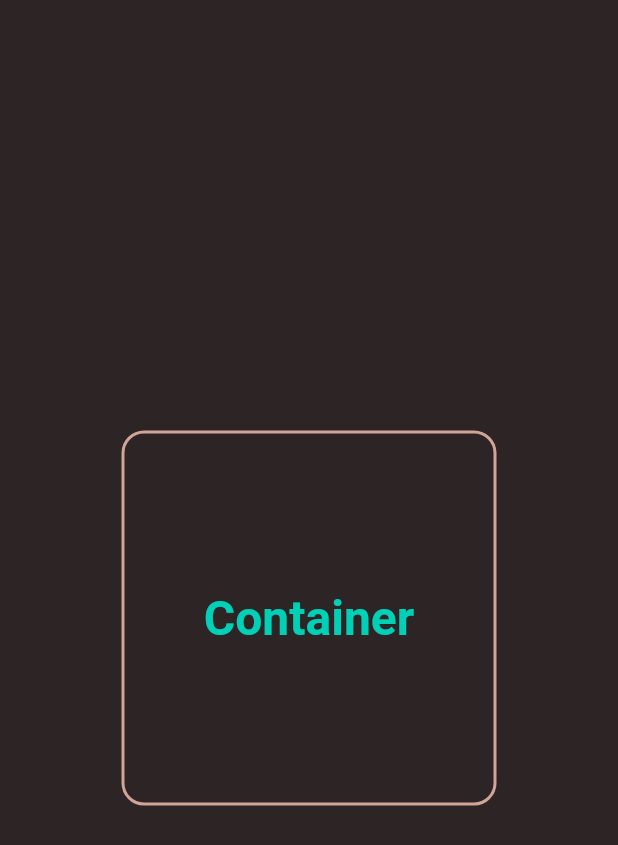
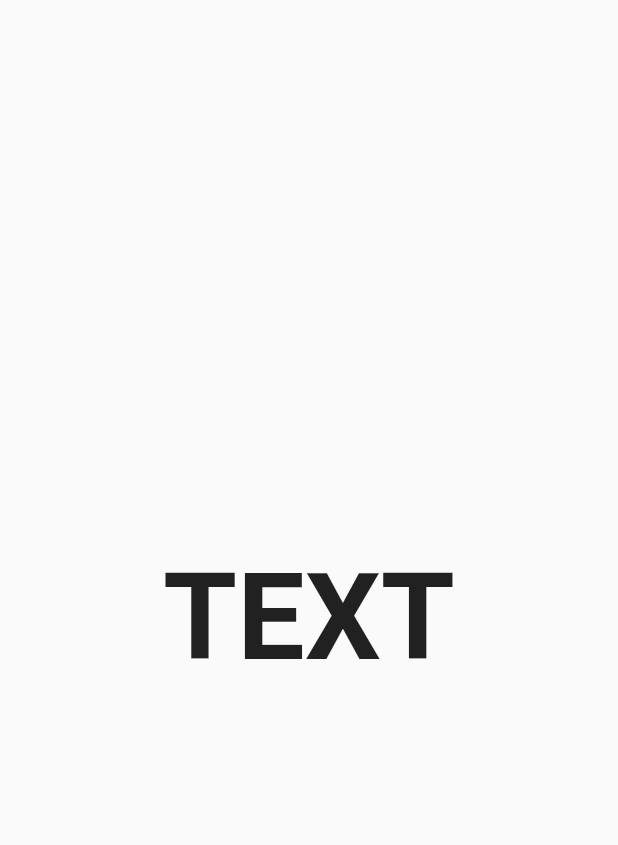
Before and after one commit to zobair/FlutterWidgets, a Flutter app: the screen it shows after launch, on a phone screen of 412 x 824 dp. Shown: the top 845 px of the screen. Run offline on Flutter 3.47's test engine with Material 2 defaults, Android fonts, the light colour scheme and no system bars.

Commit message:
text widget

```diff
--- a/lib/main.dart
+++ b/lib/main.dart
@@ -15,35 +15,21 @@ class MyApp extends StatelessWidget {
       theme: ThemeData(
         primarySwatch: Colors.blue,
       ),
-      home: ContainerWidget(),
+      home: TextWidget(),
     );
   }
 }
 
-class ContainerWidget extends StatelessWidget {
-  const ContainerWidget({Key? key}) : super(key: key);
+class TextWidget extends StatelessWidget {
+  const TextWidget({Key? key}) : super(key: key);
 
   @override
   Widget build(BuildContext context) {
     return Scaffold(
-      backgroundColor: Color(0xFF2d2425),
       body: Center(
-        child: Container(
-          width: 250.0,
-          height: 250.0,
-          decoration: BoxDecoration(
-            color: Color(0xFF2d2425),
-            border: Border.all(color: Color(0xFFd1a497), width: 2),
-            borderRadius: BorderRadius.circular(15),
-          ),
-          child: Center(
-              child: Text(
-            "Container",
-            style: TextStyle(
-                color: Color(0xFF00d0b5),
-                fontSize: 32,
-                fontWeight: FontWeight.bold),
-          )),
+        child: Text(
+          "TEXT",
+          style: TextStyle(fontSize: 80.0, fontWeight: FontWeight.bold),
         ),
       ),
     );
```
